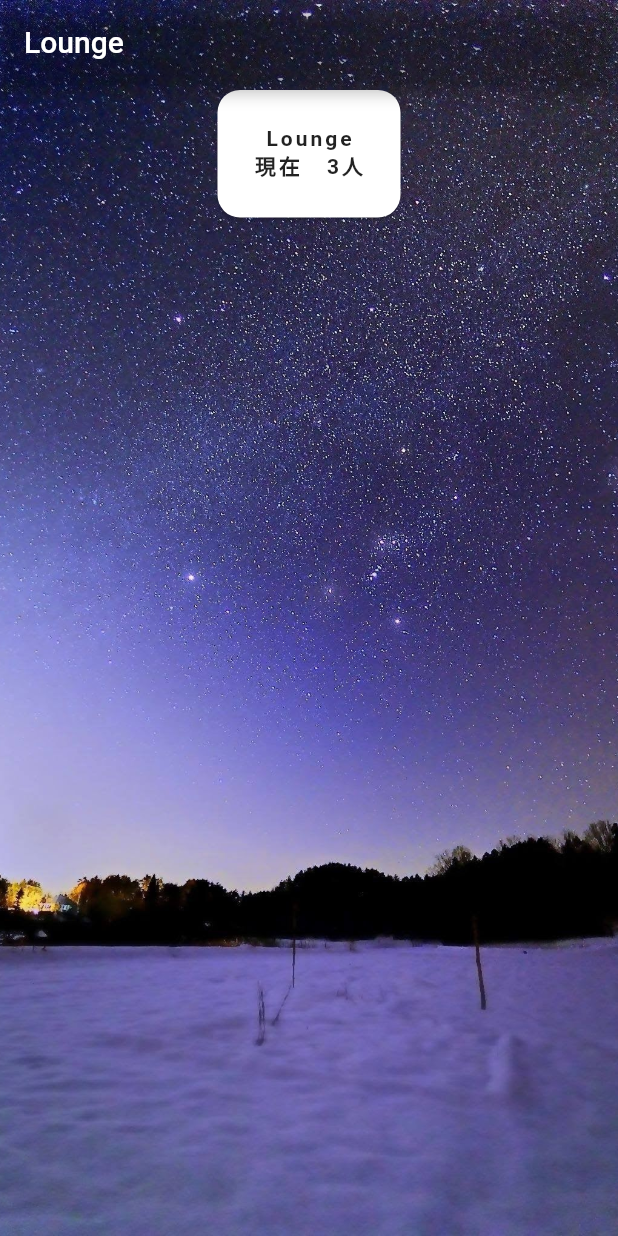
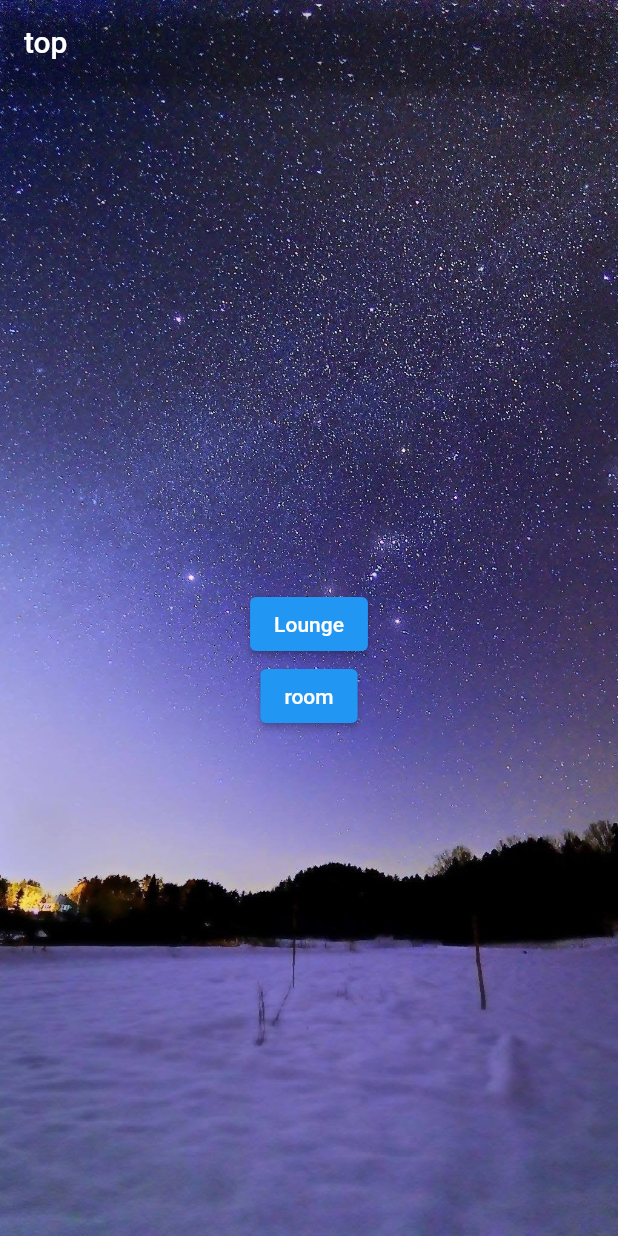
Before and after one commit to Hiroaki-hey-jude/pomodolo, a Flutter app: the screen it shows after launch, on a phone screen of 412 x 824 dp. Run offline on Flutter 3.47's test engine with Material 2 defaults, Android fonts, the phone set to English and light mode, and no system bars; our stand-ins replace cloud_firestore, firebase_core, freezed_annotation; accounts and stored records are empty.

Commit message:
Loungeページ追加

```diff
--- a/lib/main.dart
+++ b/lib/main.dart
@@ -17,7 +17,7 @@ class MyApp extends StatelessWidget {
       debugShowCheckedModeBanner: false,
       home: Scaffold(
         appBar: AppBar(
-          title: const Text('Lounge'),
+          title: const Text('top'),
           backgroundColor: Colors.transparent,
         ),
         extendBodyBehindAppBar: true,
--- a/lib/screen/home_screen.dart
+++ b/lib/screen/home_screen.dart
@@ -1,4 +1,5 @@
 import 'package:flutter/material.dart';
+import 'package:pomodolo/screen/lounge_screen.dart';
 
 class HomeScreen extends StatefulWidget {
   const HomeScreen({super.key});
@@ -23,42 +24,25 @@ class _HomeScreenState extends State<HomeScreen> {
             ),
           ),
           SafeArea(
-            child: SingleChildScrollView(
             child: Center(
               child: Column(
+                mainAxisAlignment: MainAxisAlignment.center,
                 children: [
-                    Card(
-                      color: Colors.white,
-                      shape: RoundedRectangleBorder(
-                        borderRadius: BorderRadius.circular(15),
+                  ElevatedButton(
+                    onPressed: () {
+                      Navigator.push(
+                        context,
+                        MaterialPageRoute(
+                            builder: (context) => const LoungeScreen()),
+                      );
+                    },
+                    child: const Text('Lounge'),
                   ),
-                      child: Padding(
-                        padding: const EdgeInsets.symmetric(
-                          vertical: 24,
-                          horizontal: 24,
-                        ),
-                        child: Column(
-                          children: const [
-                            Text(
-                              'Lounge',
-                              style: TextStyle(
-                                fontWeight: FontWeight.bold,
-                                letterSpacing: 2,
-                              ),
-                            ),
-                            Text(
-                              '現在　3人',
-                              style: TextStyle(
-                                fontWeight: FontWeight.bold,
-                                letterSpacing: 2,
-                              ),
+                  ElevatedButton(
+                    onPressed: () {},
+                    child: const Text('room'),
                   ),
                 ],
-                        ),
-                      ),
-                    )
-                  ],
-                ),
               ),
             ),
           ),
```
Also changed, not shown: lib/screen/lounge_screen.dart (added, +36 -0 lines). Lines whose indentation alone changed are shown as unchanged.
